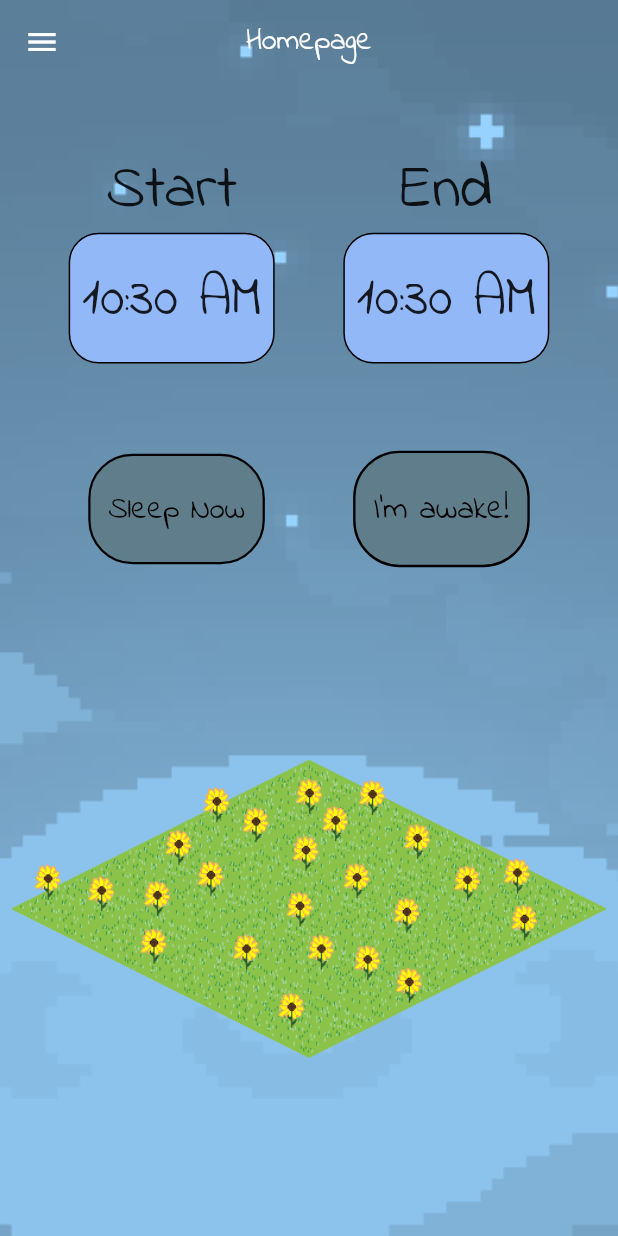
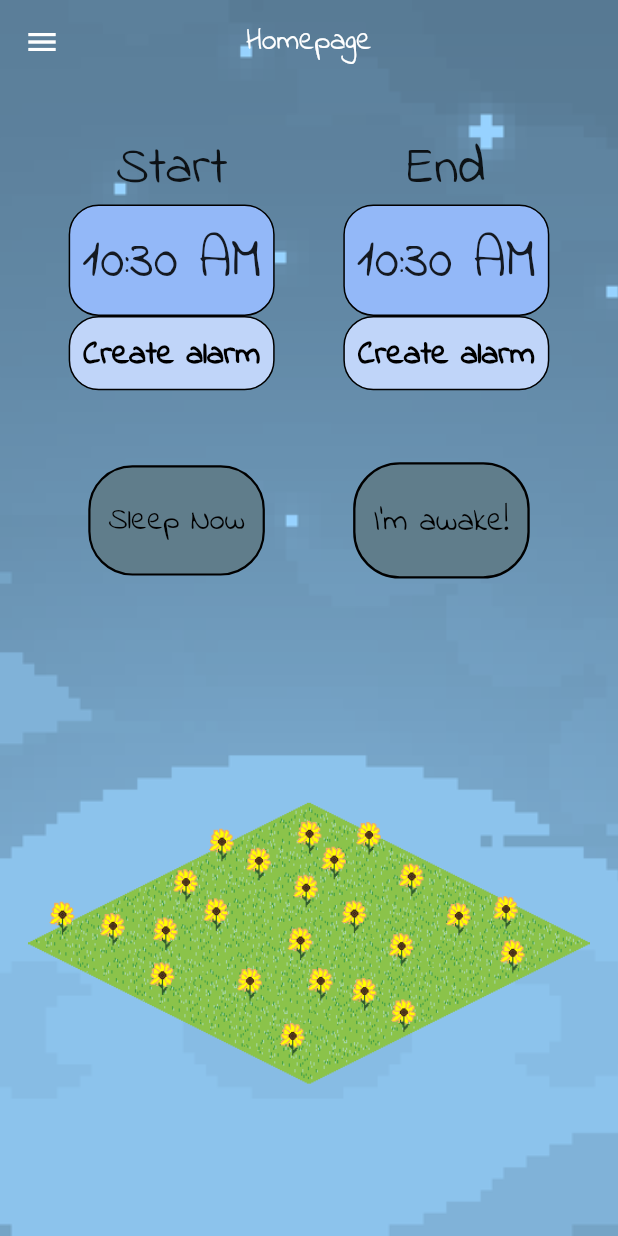
Before and after one commit to yuuutong/Orbital-Project, a Flutter app: the HomeScreen screen opened directly, on a phone screen of 412 x 824 dp. Run offline on Flutter 3.47's test engine with Material 2 defaults, Android fonts, the light colour scheme and no system bars; our stand-ins replace cloud_firestore, firebase_auth, firebase_core, fl_chart, settings_ui, shimmer; missing offline and left inert: flutter_alarm_clock, loading_gifs, time_chart; accounts and stored records are empty.

Commit message:
add alarm, fixed stats

```diff
--- a/sleeplah/lib/home_page/HomeScreen.dart
+++ b/sleeplah/lib/home_page/HomeScreen.dart
@@ -1,9 +1,8 @@
 import 'package:firebase_auth/firebase_auth.dart';
 import 'package:flutter/material.dart';
+import 'package:flutter_alarm_clock/flutter_alarm_clock.dart';
 import 'package:sleeplah/friend_system/friendboard_page.dart';
-import 'package:sleeplah/home_page/startSleepingButton.dart';
-import 'package:sleeplah/home_page/wakeUpButton.dart';
-import 'package:sleeplah/flower_collection/FlowerCollection.dart';
+// import 'package:sleeplah/flower_collection/FlowerCollection.dart';
 import 'package:sleeplah/login_page/LoginScreen.dart';
 import 'package:sleeplah/NeighbourhoodScreen.dart';
 import 'package:sleeplah/settings_page/SettingsScreen.dart';
@@ -11,11 +10,9 @@ import 'package:sleeplah/profilePicCollection/collection.dart';
 import 'package:sleeplah/shop/shop_page.dart';
 import 'package:sleeplah/statistics_page/StatisticsScreen.dart';
 import 'package:sleeplah/home_page/TimePicker.dart';
-import 'package:intl/intl.dart';
 import 'package:sleeplah/garden_page/gardenStats.dart';
 import 'package:sleeplah/statistics_page/test_time_chart.dart';
 import 'package:sleeplah/SizeConfig.dart';
-
 import 'sleepWakeButtons.dart';
 
 class HomeScreen extends StatefulWidget {
@@ -50,9 +47,10 @@ class _HomeScreenState extends State<HomeScreen> {
         ),
         Column(children: [
           Spacer(flex: 2),
-          Flexible(fit: FlexFit.tight, flex: 3, child: TimePicker()),
+          Flexible(fit: FlexFit.tight, flex: 4, child: TimePicker()),
           Spacer(flex: 1),
           Flexible(fit: FlexFit.tight, flex: 2, child: sleepWakeButtons()),
+          Spacer(flex: 1),
           Flexible(
             fit: FlexFit.tight,
             flex: 9,
@@ -167,15 +165,11 @@ class _HomeScreenState extends State<HomeScreen> {
             ),
             ListTile(
               title: const Text('test time chart'),
-              onTap: () async {
-                // Update the state of the app
-                await _signOut();
-                if (_firebaseAuth.currentUser == null) {
+              onTap: () {
                 Navigator.push(
                   context,
                   MaterialPageRoute(builder: (context) => timeChart()),
                 );
-                }
               },
             ),
           ],
--- a/sleeplah/lib/home_page/TimePicker.dart
+++ b/sleeplah/lib/home_page/TimePicker.dart
@@ -1,7 +1,10 @@
 import 'package:flutter/material.dart';
+import 'package:flutter_alarm_clock/flutter_alarm_clock.dart';
 import 'package:intl/intl.dart';
 import 'package:loading_gifs/loading_gifs.dart';
 import 'package:sleeplah/database.dart';
+
+import '../configurations/loading.dart';
 
 class TimePicker extends StatefulWidget {
   @override
@@ -110,20 +113,46 @@ class TimePickerState extends State<TimePicker> {
                 borderRadius: BorderRadius.circular(20),
               ),
               child: loading
-                  ? Center(
-                      child: Image(
-                        image: Image.asset(
-                          circularProgressIndicatorSmall,
-                          filterQuality: FilterQuality.none,
-                        ).image,
-                        fit: BoxFit.contain,
-                      ),
-                    )
-                  : FittedBox(fit: BoxFit.contain,child: Text(currentTime.format(context))),
+                  ? Center(child: Loading())
+                  : FittedBox(
+                      fit: BoxFit.contain,
+                      child: Text(currentTime.format(context))),
             ),
             onTap: () {
               selectedTime(context, ifPickedTime, currentTime, onTimePicked);
             },
+          ),
+        ),
+        Flexible(
+          fit: FlexFit.tight,
+          flex: 2,
+          child: GestureDetector(
+            onTap: () {
+              FlutterAlarmClock.createAlarm(
+                  currentTime.hour, currentTime.minute,
+                  title: "SleepLah! Alarm: $title Sleeping!");
+            },
+            child: Container(
+              width: double.infinity,
+              height: double.infinity,
+              padding: const EdgeInsets.all(8.0),
+              //EdgeInsets.symmetric(horizontal: 20, vertical: 5),
+              decoration: BoxDecoration(
+                color: Color.fromARGB(255, 192, 213, 249),
+                border: Border.all(),
+                borderRadius: BorderRadius.circular(20),
+              ),
+              child: loading
+                  ? Loading()
+                  : const FittedBox(
+                      fit: BoxFit.contain,
+                      child: Text(
+                        'Create alarm',
+                        style: TextStyle(
+                            color: Colors.black, fontWeight: FontWeight.bold),
+                      ),
+                    ),
+            ),
           ),
         )
       ],
--- a/sleeplah/lib/statistics_page/StatisticsScreen.dart
+++ b/sleeplah/lib/statistics_page/StatisticsScreen.dart
@@ -6,6 +6,7 @@ import 'package:sleeplah/database.dart';
 import 'package:sleeplah/constant.dart';
 import 'package:sleeplah/SizeConfig.dart';
 import 'package:sleeplah/configurations/background.dart';
+import '../configurations/loading.dart';
 
 class Statistics extends StatefulWidget {
   const Statistics({Key? key}) : super(key: key);
@@ -63,8 +64,11 @@ class _StatisticsState extends State<Statistics> {
           padding: EdgeInsets.only(top: 2),
           child: Container(
             child: loading
-                  ? const Center(child: Text("loading..."))
-                  : Chart(chartData)),
-        )));
+                ? Loading() //const Center(child: Text("loading..."))
+                : Chart(chartData),
+          ),
+        ),
+      ),
+    );
   }
 }
--- a/sleeplah/pubspec.yaml
+++ b/sleeplah/pubspec.yaml
@@ -45,6 +45,7 @@ dependencies:
   time_chart: ^0.3.4
   flutter_settings_screens: ^0.2.2+1
   settings_ui: ^2.0.2
+  flutter_alarm_clock: ^0.0.2
 
 dev_dependencies:
   flutter_test:
```
Also changed, not shown: sleeplah/pubspec.lock, 1 other file. Lines whose indentation alone changed are shown as unchanged.
